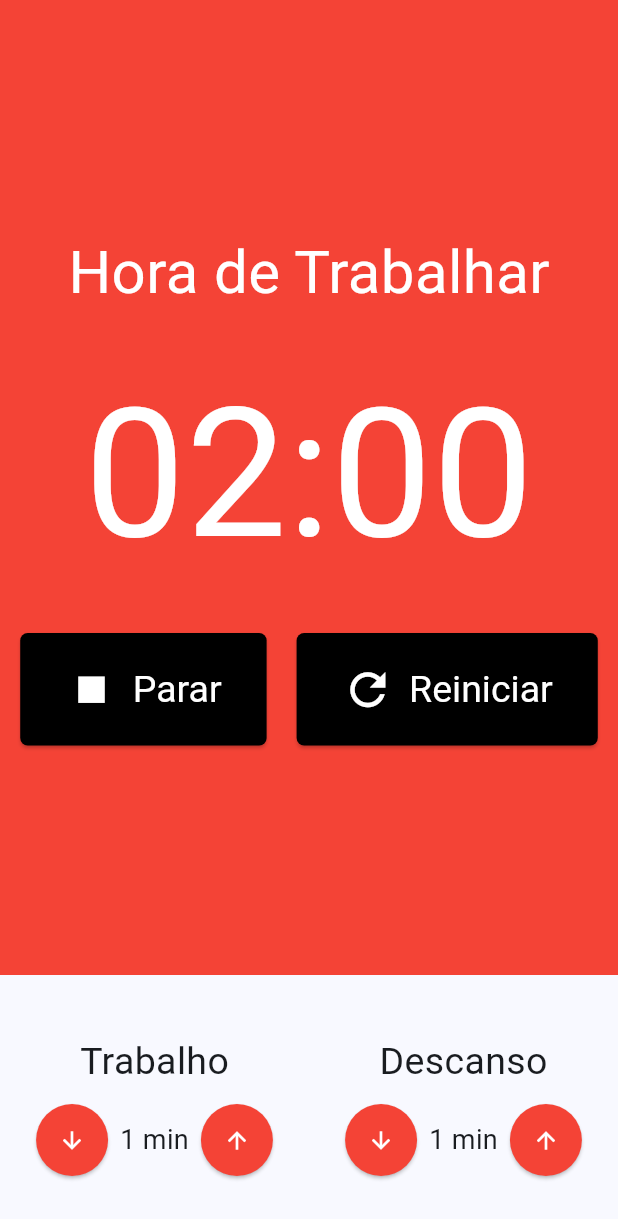
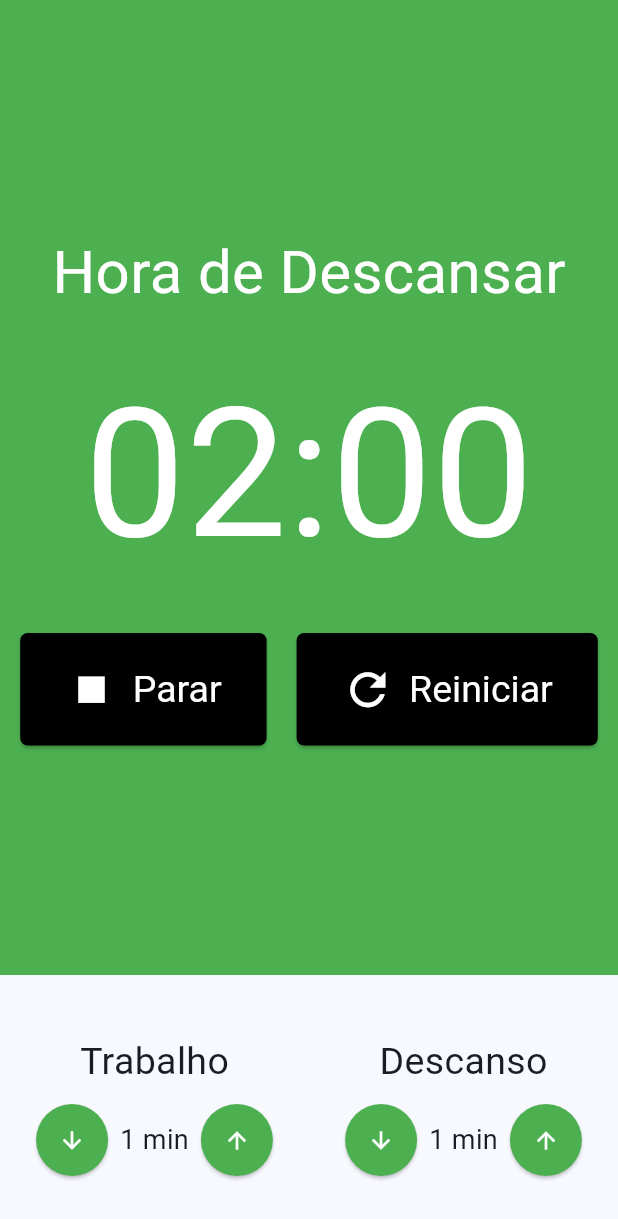
Before and after one commit to AfonsoMachado/pomodoro, a Flutter app: the screen it shows after launch, after a tap on "Iniciar", on a phone screen of 412 x 824 dp. Shown: the top 1219 px of the screen. Run offline on Flutter 3.47's test engine with Material 3 defaults, Android fonts, the phone set to English and light mode, and no system bars; our stand-ins replace flutter_mobx, mobx; generated files the repository leaves out were written again.

Commit message:
update color on interval type

```diff
--- a/lib/components/pomodoro_timer.dart
+++ b/lib/components/pomodoro_timer.dart
@@ -12,13 +12,13 @@ class PomodoroTimer extends StatelessWidget {
     final store = Provider.of<PomodoroStore>(context);
 
     return Container(
-      color: Colors.red,
+      color: store.isWorking() ? Colors.red : Colors.green,
       child: Column(
         mainAxisAlignment: MainAxisAlignment.center,
         children: [
           Text(
-            'Hora de Trabalhar',
-            style: TextStyle(fontSize: 40, color: Colors.white),
+            store.isWorking() ? 'Hora de Trabalhar' : 'Hora de Descansar',
+            style: const TextStyle(fontSize: 40, color: Colors.white),
           ),
           const SizedBox(height: 20),
           Text(
--- a/lib/components/time_input.dart
+++ b/lib/components/time_input.dart
@@ -1,4 +1,6 @@
 import 'package:flutter/material.dart';
+import 'package:pomodoro/store/pomodoro.store.dart';
+import 'package:provider/provider.dart';
 
 class TimeInput extends StatelessWidget {
   final String title;
@@ -16,6 +18,8 @@ class TimeInput extends StatelessWidget {
 
   @override
   Widget build(BuildContext context) {
+    final store = Provider.of<PomodoroStore>(context);
+
     return Column(
       crossAxisAlignment: CrossAxisAlignment.center,
       children: [
@@ -36,7 +40,8 @@ class TimeInput extends StatelessWidget {
               style: ElevatedButton.styleFrom(
                   shape: const CircleBorder(),
                   padding: const EdgeInsets.all(15),
-                  backgroundColor: Colors.red),
+                  backgroundColor:
+                      store.isWorking() ? Colors.red : Colors.green),
               child: const Icon(
                 Icons.arrow_downward,
               ),
@@ -50,7 +55,7 @@ class TimeInput extends StatelessWidget {
               style: ElevatedButton.styleFrom(
                 shape: const CircleBorder(),
                 padding: const EdgeInsets.all(15),
-                backgroundColor: Colors.red,
+                backgroundColor: store.isWorking() ? Colors.red : Colors.green,
               ),
               child: const Icon(
                 Icons.arrow_upward,
--- a/lib/store/pomodoro.store.dart
+++ b/lib/store/pomodoro.store.dart
@@ -3,6 +3,8 @@ import 'package:mobx/mobx.dart';
 part 'pomodoro.store.g.dart';
 
 class PomodoroStore = _PomodoroStore with _$PomodoroStore;
+
+enum IntervalType { work, rest }
 
 abstract class _PomodoroStore with Store {
   @observable
@@ -19,6 +21,9 @@ abstract class _PomodoroStore with Store {
 
   @observable
   int restTime = 1;
+
+  @observable
+  IntervalType intervalType = IntervalType.rest;
 
   @action
   void start() {
@@ -54,4 +59,12 @@ abstract class _PomodoroStore with Store {
   void decrementRestTime() {
     restTime--;
   }
+
+  bool isWorking() {
+    return intervalType == IntervalType.work;
+  }
+
+  bool isResting() {
+    return intervalType == IntervalType.rest;
+  }
 }
```
Also changed, not shown: lib/store/pomodoro.store.g.dart.
